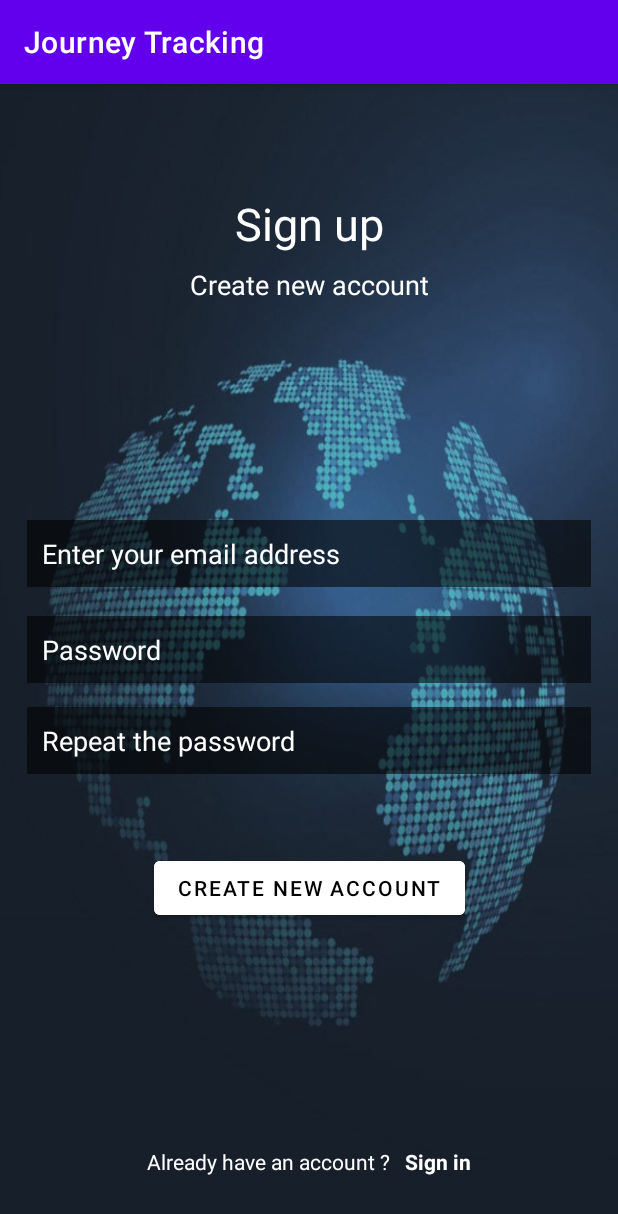
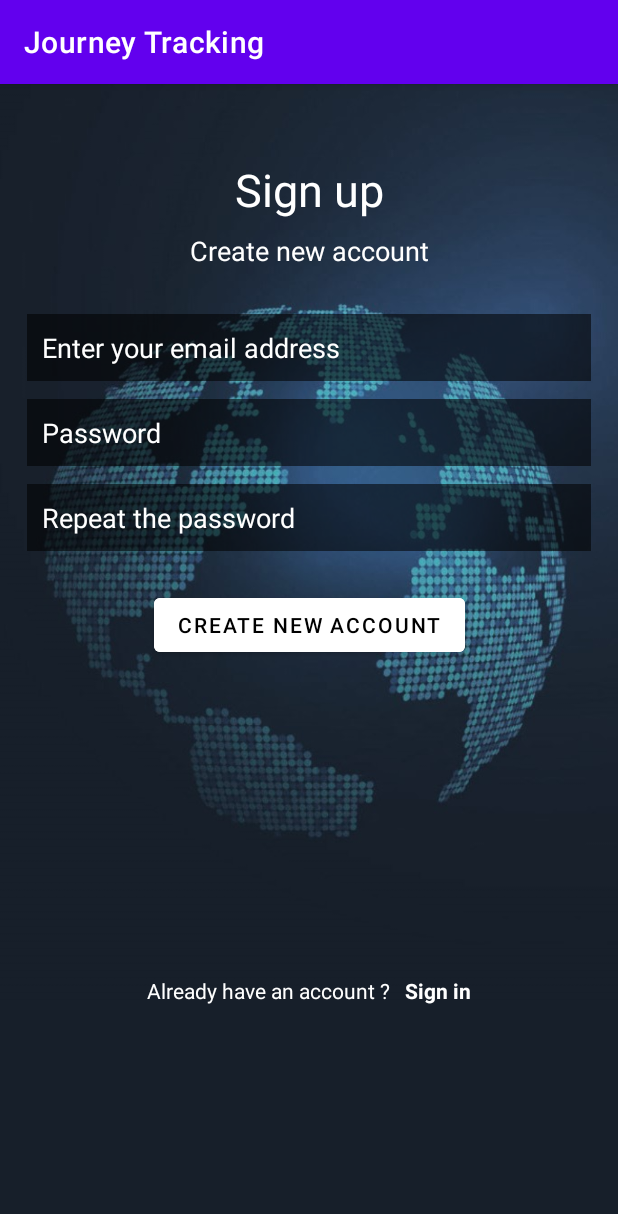
Before and after one commit to Judickaelle/JourneyTraking, an Android app: the Register screen opened directly, with no data from a screen before it, on a phone screen of 412 x 824 dp. Shown: the top 1214 px of the screen. Run offline under Robolectric (Android 15) with nearby library versions, the phone set to English and light mode, and no system bars; Roboto replaces fonts that are not available here.

Commit message:
layout modification

```diff
--- a/app/build.gradle
+++ b/app/build.gradle
@@ -44,12 +44,13 @@ dependencies {
     androidTestImplementation 'androidx.test.espresso:espresso-core:3.3.0'
 
     // Import the BoM for the Firebase platform
-    implementation platform('com.google.firebase:firebase-bom:26.8.0')
+    implementation platform('com.google.firebase:firebase-bom:27.0.0')
 
     // Declare the dependency for the Firebase Authentication library
     // When using the BoM, you don't specify versions in Firebase library dependencies
     implementation 'com.google.firebase:firebase-auth'
-
+    // Add the dependency for the Firebase SDK for Google Analytics
+    implementation 'com.google.firebase:firebase-analytics'
     // Also declare the dependency for the Google Play services library and specify its version
     implementation 'com.google.android.gms:play-services-auth:19.0.0'
 }
--- a/app/src/main/AndroidManifest.xml
+++ b/app/src/main/AndroidManifest.xml
@@ -10,9 +10,9 @@
 
     <application
         android:allowBackup="true"
-        android:icon="@drawable/les_compasnion_logo"
+        android:icon="@drawable/journey_tracking_logo"
         android:label="@string/app_name"
-        android:roundIcon="@drawable/les_compasnion_logo"
+        android:roundIcon="@drawable/journey_tracking_logo"
         android:supportsRtl="true"
         android:theme="@style/Theme.JourneyTracking" >
         <activity
--- a/app/src/main/res/layout/activity_register.xml
+++ b/app/src/main/res/layout/activity_register.xml
@@ -1,11 +1,17 @@
 <?xml version="1.0" encoding="utf-8"?>
-<androidx.constraintlayout.widget.ConstraintLayout xmlns:android="http://schemas.android.com/apk/res/android"
+
+<ScrollView xmlns:android="http://schemas.android.com/apk/res/android"
     xmlns:app="http://schemas.android.com/apk/res-auto"
     xmlns:tools="http://schemas.android.com/tools"
     android:layout_width="match_parent"
     android:layout_height="match_parent"
-    android:background="@drawable/digital_blue_map_world"
+    android:background="#171F2A"
     tools:context=".Register">
+
+    <androidx.constraintlayout.widget.ConstraintLayout
+        android:layout_width="match_parent"
+        android:layout_height="wrap_content"
+        android:background="@drawable/digital_blue_map_world">
 
         <TextView
             android:id="@+id/registerTitle"
@@ -16,11 +22,10 @@
             android:textAlignment="center"
             android:textColor="@color/white"
             android:textSize="30sp"
-        app:layout_constraintBottom_toBottomOf="parent"
+            android:layout_marginTop="50dp"
             app:layout_constraintEnd_toEndOf="parent"
             app:layout_constraintStart_toStartOf="parent"
-        app:layout_constraintTop_toTopOf="parent"
-        app:layout_constraintVertical_bias="0.10" />
+            app:layout_constraintTop_toTopOf="parent" />
 
         <TextView
             android:id="@+id/registerSubTitle"
@@ -50,11 +55,10 @@
             android:padding="10dp"
             android:textColor="@color/white"
             android:textColorHint="@color/white"
-        app:layout_constraintBottom_toBottomOf="parent"
+            android:layout_marginTop="30dp"
             app:layout_constraintEnd_toEndOf="parent"
             app:layout_constraintStart_toStartOf="parent"
-        app:layout_constraintTop_toBottomOf="@+id/registerSubTitle"
-        app:layout_constraintVertical_bias="0.25" />
+            app:layout_constraintTop_toBottomOf="@+id/registerSubTitle" />
 
         <EditText
             android:id="@+id/enterPassword"
@@ -62,6 +66,7 @@
             android:layout_height="wrap_content"
             android:layout_marginStart="18dp"
             android:layout_marginEnd="18dp"
+            android:layout_marginTop="12dp"
             android:background="@color/common_google_signin_btn_text_light_default"
             android:backgroundTintMode="add"
             android:ems="10"
@@ -71,17 +76,16 @@
             android:padding="10dp"
             android:textColor="@color/white"
             android:textColorHint="@color/white"
-        app:layout_constraintBottom_toBottomOf="parent"
             app:layout_constraintEnd_toEndOf="parent"
             app:layout_constraintStart_toStartOf="parent"
-        app:layout_constraintTop_toBottomOf="@+id/registerEmailAddress"
-        app:layout_constraintVertical_bias="0.05" />
+            app:layout_constraintTop_toBottomOf="@+id/registerEmailAddress"/>
 
         <EditText
             android:id="@+id/repeatPassword"
             android:layout_width="0dp"
             android:layout_height="wrap_content"
             android:layout_marginStart="18dp"
+            android:layout_marginTop="12dp"
             android:layout_marginEnd="18dp"
             android:background="@color/common_google_signin_btn_text_light_default"
             android:backgroundTintMode="add"
@@ -92,11 +96,9 @@
             android:padding="10dp"
             android:textColor="@color/white"
             android:textColorHint="@color/white"
-        app:layout_constraintBottom_toBottomOf="parent"
             app:layout_constraintEnd_toEndOf="parent"
             app:layout_constraintStart_toStartOf="parent"
-        app:layout_constraintTop_toBottomOf="@+id/enterPassword"
-        app:layout_constraintVertical_bias="0.05" />
+            app:layout_constraintTop_toBottomOf="@+id/enterPassword"/>
 
         <Button
             android:id="@+id/btnCreateAccount"
@@ -105,37 +107,37 @@
             android:backgroundTint="@color/white"
             android:text="@string/create_new_account"
             android:textColor="@color/black"
-        app:layout_constraintBottom_toBottomOf="parent"
+            android:layout_marginTop="25sp"
             app:layout_constraintEnd_toEndOf="parent"
             app:layout_constraintStart_toStartOf="parent"
-        app:layout_constraintTop_toBottomOf="@+id/repeatPassword"
-        app:layout_constraintVertical_bias="0.20" />
+            app:layout_constraintTop_toBottomOf="@+id/repeatPassword"/>
 
         <TextView
             android:id="@+id/txtViewAlreadyAccount"
             android:layout_width="wrap_content"
             android:layout_height="wrap_content"
             android:layout_marginEnd="10dp"
-        android:layout_marginBottom="40dp"
+            android:layout_marginTop="210dp"
             android:text="@string/already_have_an_account"
             android:textColor="@color/white"
-        app:layout_constraintBottom_toBottomOf="parent"
             app:layout_constraintEnd_toStartOf="@+id/registerLogin"
             app:layout_constraintHorizontal_bias="0.5"
             app:layout_constraintHorizontal_chainStyle="packed"
-        app:layout_constraintStart_toStartOf="parent" />
+            app:layout_constraintStart_toStartOf="parent"
+            app:layout_constraintTop_toBottomOf="@+id/btnCreateAccount" />
 
         <TextView
             android:id="@+id/registerLogin"
             android:layout_width="wrap_content"
             android:layout_height="wrap_content"
-        android:layout_marginBottom="40dp"
+            android:layout_marginTop="210dp"
             android:text="@string/Login"
             android:textColor="@color/white"
             android:textStyle="bold"
-        app:layout_constraintBottom_toBottomOf="parent"
+            app:layout_constraintTop_toBottomOf="@+id/btnCreateAccount"
             app:layout_constraintEnd_toEndOf="parent"
             app:layout_constraintHorizontal_bias="0.5"
             app:layout_constraintStart_toEndOf="@+id/txtViewAlreadyAccount" />
 
     </androidx.constraintlayout.widget.ConstraintLayout>
+</ScrollView>
```
Also changed, not shown: app/src/main/res/layout/activity_login.xml (+22 -19 lines), app/src/main/res/drawable/journey_tracking_logo.png. Lines whose indentation alone changed are shown as unchanged.
